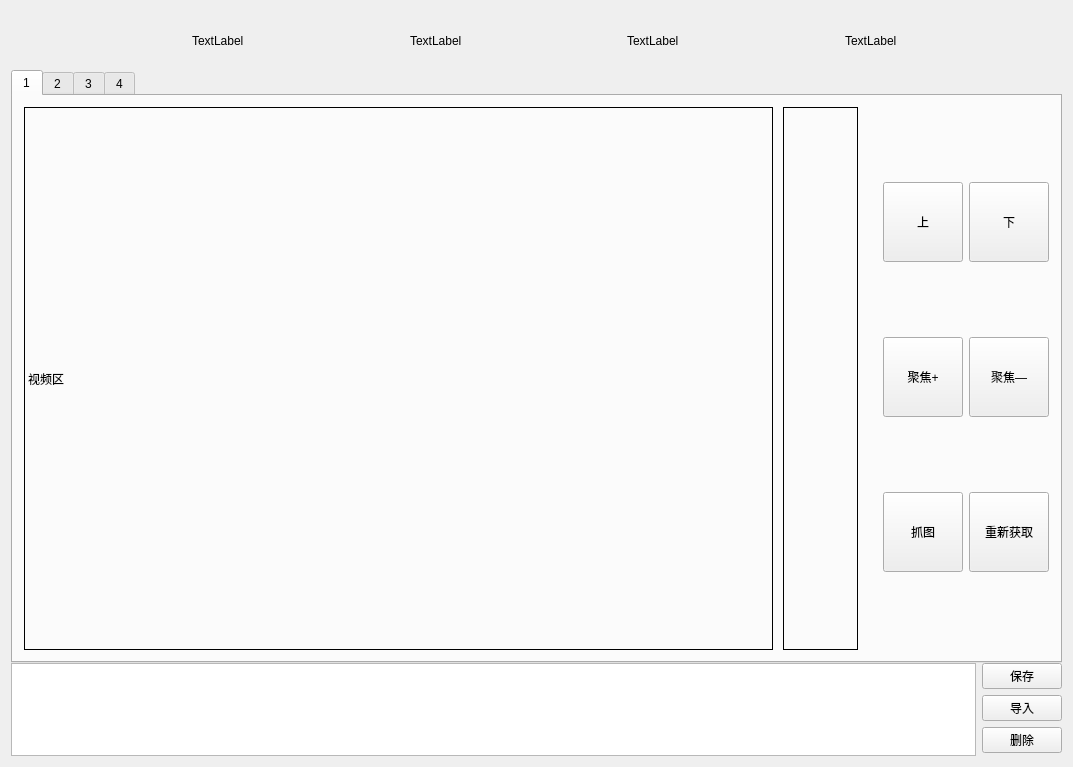
Above: MTD/widget.ui from wj199046/MTD-20170814 before the change. Below: the same form after it.
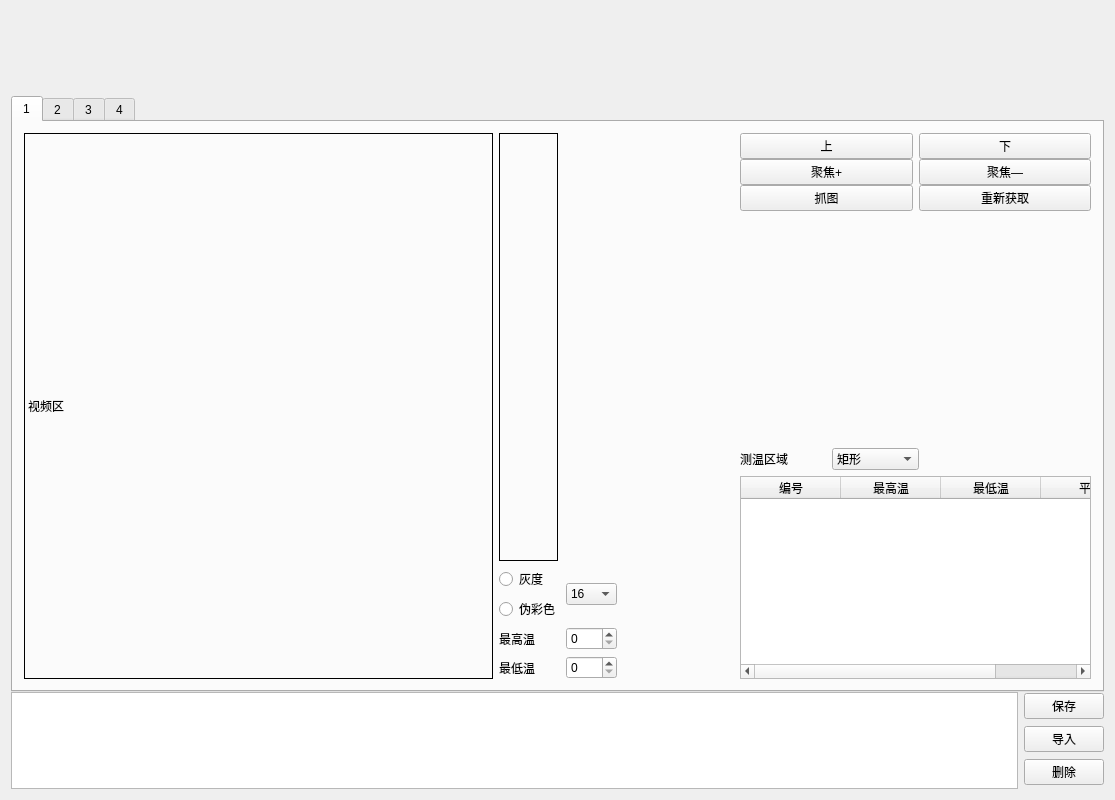
That is the form after the change. The open tabs and pages were chosen to show the change. Icons and pictures are not drawn. Custom widgets are drawn as their Qt base class.

Commit message: 修改数据采集界面

What changed in the file:
```diff
--- a/MTD/widget.ui
+++ b/MTD/widget.ui
@@ -6,8 +6,8 @@
    <rect>
     <x>0</x>
     <y>0</y>
-    <width>1073</width>
-    <height>767</height>
+    <width>1115</width>
+    <height>800</height>
    </rect>
   </property>
   <property name="windowTitle">
@@ -20,7 +20,7 @@
       <number>0</number>
      </property>
      <item>
-      <layout class="QVBoxLayout" name="verticalLayout_2" stretch="1,10">
+      <layout class="QVBoxLayout" name="verticalLayout_2" stretch="1,7">
        <property name="spacing">
         <number>0</number>
        </property>
@@ -136,53 +136,53 @@
             <number>0</number>
            </property>
            <item>
-            <widget class="PixLabel" name="label_operate">
+            <widget class="PixLabel" name="label_operate" native="true">
              <property name="sizePolicy">
               <sizepolicy hsizetype="Expanding" vsizetype="Expanding">
                <horstretch>0</horstretch>
                <verstretch>0</verstretch>
               </sizepolicy>
              </property>
-             <property name="text">
+             <property name="text" stdset="0">
               <string>TextLabel</string>
              </property>
             </widget>
            </item>
            <item>
-            <widget class="PixLabel" name="label_analyze">
+            <widget class="PixLabel" name="label_analyze" native="true">
              <property name="sizePolicy">
               <sizepolicy hsizetype="Expanding" vsizetype="Expanding">
                <horstretch>0</horstretch>
                <verstretch>0</verstretch>
               </sizepolicy>
              </property>
-             <property name="text">
+             <property name="text" stdset="0">
               <string>TextLabel</string>
              </property>
             </widget>
            </item>
            <item>
-            <widget class="PixLabel" name="label_dataBase">
+            <widget class="PixLabel" name="label_dataBase" native="true">
              <property name="sizePolicy">
               <sizepolicy hsizetype="Expanding" vsizetype="Expanding">
                <horstretch>0</horstretch>
                <verstretch>0</verstretch>
               </sizepolicy>
              </property>
-             <property name="text">
+             <property name="text" stdset="0">
               <string>TextLabel</string>
              </property>
             </widget>
            </item>
            <item>
-            <widget class="PixLabel" name="label_report">
+            <widget class="PixLabel" name="label_report" native="true">
              <property name="sizePolicy">
               <sizepolicy hsizetype="Expanding" vsizetype="Expanding">
                <horstretch>0</horstretch>
                <verstretch>0</verstretch>
               </sizepolicy>
              </property>
-             <property name="text">
+             <property name="text" stdset="0">
               <string>TextLabel</string>
              </property>
             </widget>
@@ -200,27 +200,21 @@
           <attribute name="title">
            <string>1</string>
           </attribute>
-          <layout class="QHBoxLayout" name="horizontalLayout_5">
+          <layout class="QHBoxLayout" name="horizontalLayout_5" stretch="4,1,1,3">
            <item>
-            <layout class="QHBoxLayout" name="horizontalLayout_4">
-             <property name="spacing">
-              <number>25</number>
+            <widget class="QLabel" name="label_video">
+             <property name="frameShape">
+              <enum>QFrame::Box</enum>
              </property>
+             <property name="text">
+              <string>视频区</string>
+             </property>
+            </widget>
+           </item>
+           <item>
+            <layout class="QVBoxLayout" name="verticalLayout_14" stretch="30,1">
              <item>
-              <layout class="QHBoxLayout" name="horizontalLayout_3" stretch="10,1">
-               <property name="spacing">
-                <number>10</number>
-               </property>
-               <item>
-                <widget class="QLabel" name="label_video">
-                 <property name="frameShape">
-                  <enum>QFrame::Box</enum>
-                 </property>
-                 <property name="text">
-                  <string>视频区</string>
-                 </property>
-                </widget>
-               </item>
+              <layout class="QHBoxLayout" name="horizontalLayout_4" stretch="1,1">
                <item>
                 <widget class="QLabel" name="label_coloredTape">
                  <property name="frameShape">
@@ -231,8 +225,105 @@
                  </property>
                 </widget>
                </item>
+               <item>
+                <spacer name="horizontalSpacer_2">
+                 <property name="orientation">
+                  <enum>Qt::Horizontal</enum>
+                 </property>
+                 <property name="sizeHint" stdset="0">
+                  <size>
+                   <width>40</width>
+                   <height>20</height>
+                  </size>
+                 </property>
+                </spacer>
+               </item>
               </layout>
              </item>
+             <item>
+              <layout class="QGridLayout" name="gridLayout_3">
+               <item row="0" column="0">
+                <widget class="QRadioButton" name="radioButton_GrayScale">
+                 <property name="text">
+                  <string>灰度</string>
+                 </property>
+                </widget>
+               </item>
+               <item row="0" column="1" rowspan="2">
+                <widget class="QComboBox" name="comboBox_PseudoColorSelector">
+                 <item>
+                  <property name="text">
+                   <string>16</string>
+                  </property>
+                 </item>
+                 <item>
+                  <property name="text">
+                   <string>32</string>
+                  </property>
+                 </item>
+                 <item>
+                  <property name="text">
+                   <string>64</string>
+                  </property>
+                 </item>
+                 <item>
+                  <property name="text">
+                   <string>128</string>
+                  </property>
+                 </item>
+                 <item>
+                  <property name="text">
+                   <string>256</string>
+                  </property>
+                 </item>
+                </widget>
+               </item>
+               <item row="1" column="0">
+                <widget class="QRadioButton" name="radioButton_PseudoColor">
+                 <property name="text">
+                  <string>伪彩色</string>
+                 </property>
+                </widget>
+               </item>
+               <item row="2" column="0">
+                <widget class="QLabel" name="label_MaxTmpTip">
+                 <property name="text">
+                  <string>最高温</string>
+                 </property>
+                </widget>
+               </item>
+               <item row="2" column="1">
+                <widget class="QSpinBox" name="spinBox_MaxTmp"/>
+               </item>
+               <item row="3" column="0">
+                <widget class="QLabel" name="label_MinTmpTip">
+                 <property name="text">
+                  <string>最低温</string>
+                 </property>
+                </widget>
+               </item>
+               <item row="3" column="1">
+                <widget class="QSpinBox" name="spinBox_MinTmp"/>
+               </item>
+              </layout>
+             </item>
+            </layout>
+           </item>
+           <item>
+            <spacer name="horizontalSpacer_3">
+             <property name="orientation">
+              <enum>Qt::Horizontal</enum>
+             </property>
+             <property name="sizeHint" stdset="0">
+              <size>
+               <width>114</width>
+               <height>20</height>
+              </size>
+             </property>
+            </spacer>
+           </item>
+           <item>
+            <layout class="QVBoxLayout" name="verticalLayout_13">
              <item>
               <layout class="QGridLayout" name="gridLayout">
                <property name="horizontalSpacing">
@@ -244,23 +335,11 @@
                <item row="0" column="0">
                 <widget class="QPushButton" name="pushButton_up">
                  <property name="sizePolicy">
-                  <sizepolicy hsizetype="Fixed" vsizetype="Fixed">
+                  <sizepolicy hsizetype="Preferred" vsizetype="Preferred">
                    <horstretch>0</horstretch>
                    <verstretch>0</verstretch>
                   </sizepolicy>
                  </property>
-                 <property name="minimumSize">
-                  <size>
-                   <width>80</width>
-                   <height>80</height>
-                  </size>
-                 </property>
-                 <property name="maximumSize">
-                  <size>
-                   <width>80</width>
-                   <height>80</height>
-                  </size>
-                 </property>
                  <property name="text">
                   <string>上</string>
                  </property>
@@ -268,17 +347,11 @@
                </item>
                <item row="2" column="0">
                 <widget class="QPushButton" name="pushButton_capture">
-                 <property name="minimumSize">
-                  <size>
-                   <width>80</width>
-                   <height>80</height>
-                  </size>
-                 </property>
-                 <property name="maximumSize">
-                  <size>
-                   <width>80</width>
-                   <height>80</height>
-                  </size>
+                 <property name="sizePolicy">
+                  <sizepolicy hsizetype="Preferred" vsizetype="Preferred">
+                   <horstretch>0</horstretch>
+                   <verstretch>0</verstretch>
+                  </sizepolicy>
                  </property>
                  <property name="text">
                   <string>抓图</string>
@@ -288,23 +361,11 @@
                <item row="0" column="1">
                 <widget class="QPushButton" name="pushButton_down">
                  <property name="sizePolicy">
-                  <sizepolicy hsizetype="Fixed" vsizetype="Fixed">
+                  <sizepolicy hsizetype="Preferred" vsizetype="Preferred">
                    <horstretch>0</horstretch>
                    <verstretch>0</verstretch>
                   </sizepolicy>
                  </property>
-                 <property name="minimumSize">
-                  <size>
-                   <width>80</width>
-                   <height>80</height>
-                  </size>
-                 </property>
-                 <property name="maximumSize">
-                  <size>
-                   <width>80</width>
-                   <height>80</height>
-                  </size>
-                 </property>
                  <property name="text">
                   <string>下</string>
                  </property>
@@ -313,23 +374,11 @@
                <item row="1" column="0">
                 <widget class="QPushButton" name="pushButton_focus_plus">
                  <property name="sizePolicy">
-                  <sizepolicy hsizetype="Fixed" vsizetype="Fixed">
+                  <sizepolicy hsizetype="Preferred" vsizetype="Preferred">
                    <horstretch>0</horstretch>
                    <verstretch>0</verstretch>
                   </sizepolicy>
                  </property>
-                 <property name="minimumSize">
-                  <size>
-                   <width>80</width>
-                   <height>80</height>
-                  </size>
-                 </property>
-                 <property name="maximumSize">
-                  <size>
-                   <width>80</width>
-                   <height>80</height>
-                  </size>
-                 </property>
                  <property name="text">
                   <string>聚焦+</string>
                  </property>
@@ -338,23 +387,11 @@
                <item row="1" column="1">
                 <widget class="QPushButton" name="pushButton_focus_minus">
                  <property name="sizePolicy">
-                  <sizepolicy hsizetype="Fixed" vsizetype="Fixed">
+                  <sizepolicy hsizetype="Preferred" vsizetype="Preferred">
                    <horstretch>0</horstretch>
                    <verstretch>0</verstretch>
                   </sizepolicy>
                  </property>
-                 <property name="minimumSize">
-                  <size>
-                   <width>80</width>
-                   <height>80</height>
-                  </size>
-                 </property>
-                 <property name="maximumSize">
-                  <size>
-                   <width>80</width>
-                   <height>80</height>
-                  </size>
-                 </property>
                  <property name="text">
                   <string>聚焦—</string>
                  </property>
@@ -363,23 +400,11 @@
                <item row="2" column="1">
                 <widget class="QPushButton" name="pushButton_captureAgain">
                  <property name="sizePolicy">
-                  <sizepolicy hsizetype="Fixed" vsizetype="Fixed">
+                  <sizepolicy hsizetype="Preferred" vsizetype="Preferred">
                    <horstretch>0</horstretch>
                    <verstretch>0</verstretch>
                   </sizepolicy>
                  </property>
-                 <property name="minimumSize">
-                  <size>
-                   <width>80</width>
-                   <height>80</height>
-                  </size>
-                 </property>
-                 <property name="maximumSize">
-                  <size>
-                   <width>80</width>
-                   <height>80</height>
-                  </size>
-                 </property>
                  <property name="text">
                   <string>重新获取</string>
                  </property>
@@ -387,6 +412,90 @@
                </item>
               </layout>
              </item>
+             <item>
+              <spacer name="verticalSpacer">
+               <property name="orientation">
+                <enum>Qt::Vertical</enum>
+               </property>
+               <property name="sizeHint" stdset="0">
+                <size>
+                 <width>20</width>
+                 <height>40</height>
+                </size>
+               </property>
+              </spacer>
+             </item>
+             <item>
+              <layout class="QVBoxLayout" name="verticalLayout_12">
+               <item>
+                <layout class="QHBoxLayout" name="horizontalLayout_3" stretch="1,1,2">
+                 <item>
+                  <widget class="QLabel" name="label_ChooseCaptureAreaTip">
+                   <property name="text">
+                    <string>测温区域</string>
+                   </property>
+                  </widget>
+                 </item>
+                 <item>
+                  <widget class="QComboBox" name="comboBox_ChooseCaptureArea">
+                   <item>
+                    <property name="text">
+                     <string>矩形</string>
+                    </property>
+                   </item>
+                   <item>
+                    <property name="text">
+                     <string>圆形</string>
+                    </property>
+                   </item>
+                   <item>
+                    <property name="text">
+                     <string>多边形</string>
+                    </property>
+                   </item>
+                  </widget>
+                 </item>
+                 <item>
+                  <spacer name="horizontalSpacer">
+                   <property name="orientation">
+                    <enum>Qt::Horizontal</enum>
+                   </property>
+                   <property name="sizeHint" stdset="0">
+                    <size>
+                     <width>40</width>
+                     <height>20</height>
+                    </size>
+                   </property>
+                  </spacer>
+                 </item>
+                </layout>
+               </item>
+               <item>
+                <widget class="QTableWidget" name="tableWidget_TemperatureMessure">
+                 <column>
+                  <property name="text">
+                   <string>编号</string>
+                  </property>
+                 </column>
+                 <column>
+                  <property name="text">
+                   <string>最高温</string>
+                  </property>
+                 </column>
+                 <column>
+                  <property name="text">
+                   <string>最低温</string>
+                  </property>
+                 </column>
+                 <column>
+                  <property name="text">
+                   <string>平均</string>
+                  </property>
+                 </column>
+                </widget>
+               </item>
+              </layout>
+             </item>
             </layout>
            </item>
           </layout>
@@ -773,20 +882,14 @@
  </widget>
  <layoutdefault spacing="6" margin="11"/>
  <customwidgets>
-  <customwidget>
-   <class>scrollImageWidget</class>
-   <extends>QListWidget</extends>
-   <header>scrollimagewidget.h</header>
-  </customwidget>
-  <customwidget>
-   <class>PixLabel</class>
-   <extends>QLabel</extends>
-   <header>pixlabelwidget.h</header>
-   <container>1</container>
-  </customwidget>
   <customwidget>
    <class>UserLabel</class>
    <extends>QLabel</extends>
+   <header>splitscreenlabelwidget.h</header>
+  </customwidget>
+  <customwidget>
+   <class>PixLabel</class>
+   <extends>QWidget</extends>
    <header>pixlabelwidget.h</header>
   </customwidget>
   <customwidget>
@@ -795,6 +898,11 @@
    <header>splitscreenlabelwidget.h</header>
    <container>1</container>
   </customwidget>
+  <customwidget>
+   <class>scrollImageWidget</class>
+   <extends>QTableWidget</extends>
+   <header>scrollimagewidget.h</header>
+  </customwidget>
  </customwidgets>
  <resources>
   <include location="image.qrc"/>
```
Left out of the diff: 17 changed lines with no effect on the pictures.
